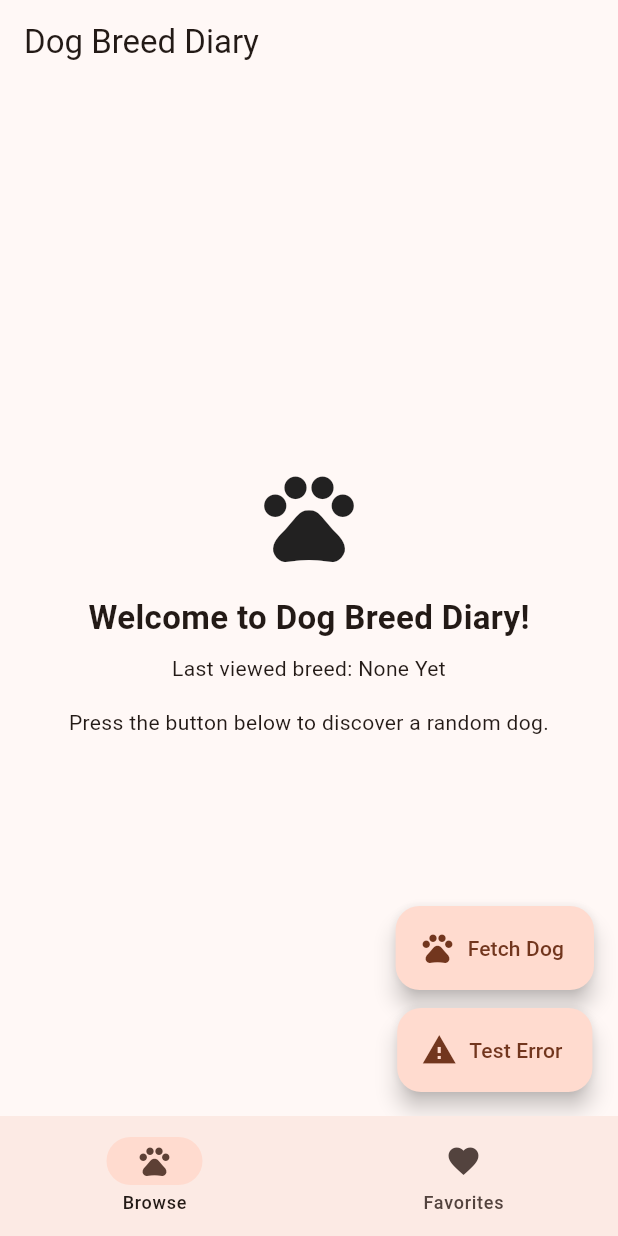
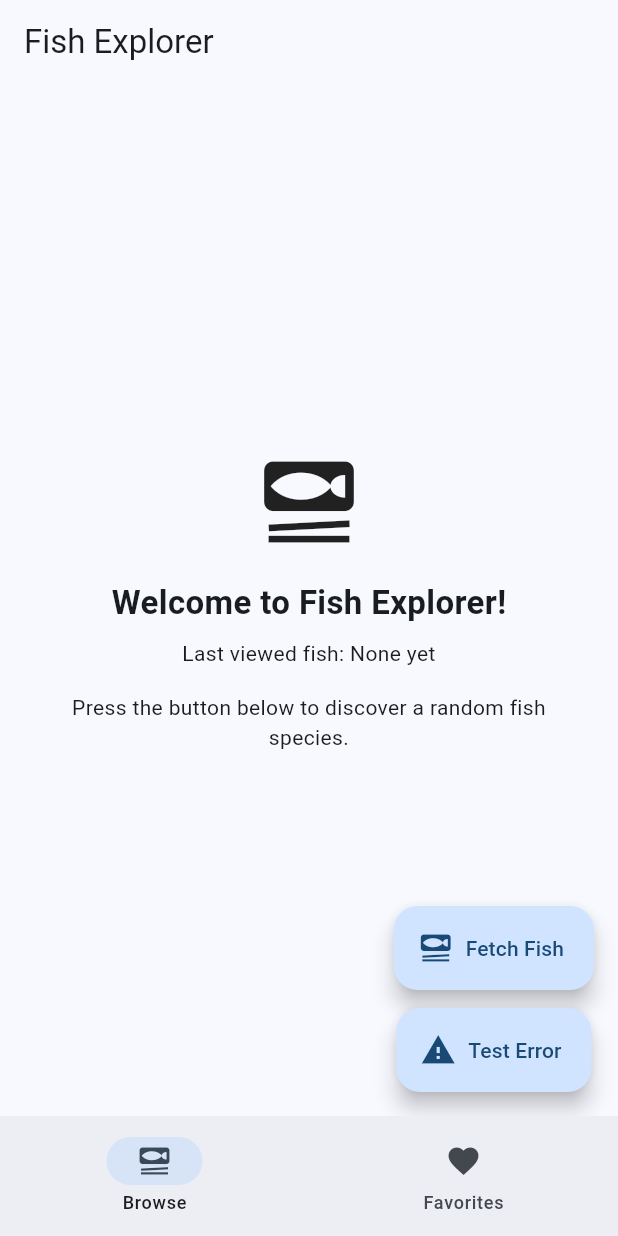
Before and after one commit to Arfrial/solo-3-4150, a Flutter app: the screen it shows after launch, on a phone screen of 412 x 824 dp. Run offline on Flutter 3.47's test engine with Material 3 defaults, Android fonts, the phone set to English and light mode, and no system bars; our stand-ins replace shared_preferences, sqflite, sqflite_common_ffi; accounts and stored records are empty.

Commit message:
changed project theming

```diff
--- a/lib/main.dart
+++ b/lib/main.dart
@@ -12,17 +12,17 @@ void main() {
     databaseFactory = databaseFactoryFfi;
   }
 
-  runApp(const DogBreedDiaryApp());
+  runApp(const FishExplorerApp());
 }
 
-class DogBreedDiaryApp extends StatefulWidget {
-  const DogBreedDiaryApp({super.key});
+class FishExplorerApp extends StatefulWidget {
+  const FishExplorerApp({super.key});
 
   @override
-  State<DogBreedDiaryApp> createState() => _DogBreedDiaryAppState();
+  State<FishExplorerApp> createState() => _FishExplorerAppState();
 }
 
-class _DogBreedDiaryAppState extends State<DogBreedDiaryApp> {
+class _FishExplorerAppState extends State<FishExplorerApp> {
   int currentIndex = 0;
   int favoritesRefreshKey = 0;
 
@@ -35,9 +35,9 @@ class _DogBreedDiaryAppState extends State<DogBreedDiaryApp> {
 
     return MaterialApp(
       debugShowCheckedModeBanner: false,
-      title: 'Dog Breed Diary',
+      title: 'Fish Explorer',
       theme: ThemeData(
-        colorSchemeSeed: Colors.brown,
+        colorSchemeSeed: Colors.blue,
         useMaterial3: true,
       ),
       home: Scaffold(
@@ -55,7 +55,7 @@ class _DogBreedDiaryAppState extends State<DogBreedDiaryApp> {
           },
           destinations: const [
             NavigationDestination(
-              icon: Icon(Icons.pets),
+              icon: Icon(Icons.set_meal),
               label: 'Browse',
             ),
             NavigationDestination(
--- a/lib/models/dog.dart
+++ b/lib/models/fish.dart
@@ -1,12 +1,12 @@
-class Dog {
+class Fish {
   final int? id;
-  final String breed;
+  final String name;
   final String imageUrl;
   final String savedAt;
 
-  Dog({
+  Fish({
     this.id,
-    required this.breed,
+    required this.name,
     required this.imageUrl,
     required this.savedAt,
   });
@@ -14,16 +14,16 @@ class Dog {
   Map<String, dynamic> toMap() {
     return {
       'id': id,
-      'breed': breed,
+      'name': name,
       'imageUrl': imageUrl,
       'savedAt': savedAt,
     };
   }
 
-  factory Dog.fromMap(Map<String, dynamic> map) {
-    return Dog(
+  factory Fish.fromMap(Map<String, dynamic> map) {
+    return Fish(
       id: map['id'],
-      breed: map['breed'],
+      name: map['name'],
       imageUrl: map['imageUrl'],
       savedAt: map['savedAt'],
     );
--- a/lib/screens/favorites_screen.dart
+++ b/lib/screens/favorites_screen.dart
@@ -1,6 +1,6 @@
 import 'package:flutter/material.dart';
 
-import '../models/dog.dart';
+import '../models/fish.dart';
 import '../services/database_service.dart';
 
 class FavoritesScreen extends StatefulWidget {
@@ -11,60 +11,65 @@ class FavoritesScreen extends StatefulWidget {
 }
 
 class _FavoritesScreenState extends State<FavoritesScreen> {
-  List<Dog> savedDogs = [];
+  List<Fish> savedFish = [];
   bool isLoading = true;
 
   @override
   void initState() {
     super.initState();
-    loadSavedDogs();
+    loadSavedFish();
   }
 
-  Future<void> loadSavedDogs() async {
-    final dogs = await DatabaseService.getDogs();
+  Future<void> loadSavedFish() async {
+    try {
+      final fish = await DatabaseService.getFish();
 
-    setState(() {
-      savedDogs = dogs;
-      isLoading = false;
-    });
+      setState(() {
+        savedFish = fish;
+        isLoading = false;
+      });
+    } catch (e) {
+      setState(() {
+        savedFish = [];
+        isLoading = false;
+      });
+
+      if (!mounted) return;
+
+      ScaffoldMessenger.of(context).showSnackBar(
+        SnackBar(
+          content: Text('Database error: $e'),
+        ),
+      );
+    }
   }
 
-  Future<void> deleteDog(Dog dog) async {
-    if (dog.id == null) return;
+  Future<void> deleteFish(Fish fish) async {
+    if (fish.id == null) return;
 
-    await DatabaseService.deleteDog(dog.id!);
-    await loadSavedDogs();
+    await DatabaseService.deleteFish(fish.id!);
+    await loadSavedFish();
 
     if (!mounted) return;
 
     ScaffoldMessenger.of(context).showSnackBar(
       SnackBar(
-        content: Text('${formatBreed(dog.breed)} deleted.'),
+        content: Text('${fish.name} deleted.'),
       ),
     );
   }
 
-  Future<void> clearAllDogs() async {
-    await DatabaseService.clearAllDogs();
-    await loadSavedDogs();
+  Future<void> clearAllFish() async {
+    await DatabaseService.clearAllFish();
+    await loadSavedFish();
 
     if (!mounted) return;
 
     ScaffoldMessenger.of(context).showSnackBar(
       const SnackBar(
-        content: Text('All saved dogs cleared.'),
+        content: Text('All saved fish cleared.'),
       ),
     );
-  }
-
-  String formatBreed(String breed) {
-    return breed
-        .split(' ')
-        .map((word) {
-          if (word.isEmpty) return word;
-          return word[0].toUpperCase() + word.substring(1);
-        })
-        .join(' ');
   }
 
   @override
@@ -75,7 +80,7 @@ class _FavoritesScreenState extends State<FavoritesScreen> {
       content = const Center(
         child: CircularProgressIndicator(),
       );
-    } else if (savedDogs.isEmpty) {
+    } else if (savedFish.isEmpty) {
       content = const Center(
         child: Padding(
           padding: EdgeInsets.all(24),
@@ -85,12 +90,12 @@ class _FavoritesScreenState extends State<FavoritesScreen> {
               Icon(Icons.favorite_border, size: 72),
               SizedBox(height: 16),
               Text(
-                'No saved dogs yet.',
+                'No saved fish yet.',
                 style: TextStyle(fontSize: 22, fontWeight: FontWeight.bold),
               ),
               SizedBox(height: 8),
               Text(
-                'Fetch a dog on the Browse screen and save it here.',
+                'Fetch a fish on the Browse screen and save it here.',
                 textAlign: TextAlign.center,
               ),
             ],
@@ -100,9 +105,9 @@ class _FavoritesScreenState extends State<FavoritesScreen> {
     } else {
       content = ListView.builder(
         padding: const EdgeInsets.all(16),
-        itemCount: savedDogs.length,
+        itemCount: savedFish.length,
         itemBuilder: (context, index) {
-          final dog = savedDogs[index];
+          final fish = savedFish[index];
 
           return Card(
             margin: const EdgeInsets.only(bottom: 16),
@@ -111,20 +116,20 @@ class _FavoritesScreenState extends State<FavoritesScreen> {
               leading: ClipRRect(
                 borderRadius: BorderRadius.circular(8),
                 child: Image.network(
-                  dog.imageUrl,
+                  fish.imageUrl,
                   width: 70,
                   height: 70,
                   fit: BoxFit.contain,
                 ),
               ),
               title: Text(
-                formatBreed(dog.breed),
+                fish.name,
                 style: const TextStyle(fontWeight: FontWeight.bold),
               ),
-              subtitle: Text('Saved: ${dog.savedAt.substring(0, 16)}'),
+              subtitle: Text('Saved: ${fish.savedAt.substring(0, 16)}'),
               trailing: IconButton(
                 icon: const Icon(Icons.delete),
-                onPressed: () => deleteDog(dog),
+                onPressed: () => deleteFish(fish),
               ),
             ),
           );
@@ -134,18 +139,18 @@ class _FavoritesScreenState extends State<FavoritesScreen> {
 
     return Scaffold(
       appBar: AppBar(
-        title: const Text('Saved Dogs'),
+        title: const Text('Saved Fish'),
         actions: [
-          if (savedDogs.isNotEmpty)
+          if (savedFish.isNotEmpty)
             IconButton(
               tooltip: 'Clear All',
               icon: const Icon(Icons.delete_sweep),
-              onPressed: clearAllDogs,
+              onPressed: clearAllFish,
             ),
         ],
       ),
       body: RefreshIndicator(
-        onRefresh: loadSavedDogs,
+        onRefresh: loadSavedFish,
         child: content,
       ),
     );
--- a/lib/screens/home_screen.dart
+++ b/lib/screens/home_screen.dart
@@ -1,7 +1,7 @@
 import 'package:flutter/material.dart';
 import 'package:shared_preferences/shared_preferences.dart';
 
-import '../models/dog.dart';
+import '../models/fish.dart';
 import '../services/api_service.dart';
 import '../services/database_service.dart';
 
@@ -13,44 +13,44 @@ class HomeScreen extends StatefulWidget {
 }
 
 class _HomeScreenState extends State<HomeScreen> {
-  Dog? currentDog;
+  Fish? currentFish;
   bool isLoading = false;
   String? errorMessage;
-  String lastBreed = 'None yet';
+  String lastFish = 'None yet';
 
   @override
   void initState() {
     super.initState();
-    loadLastBreed();
+    loadLastFish();
   }
 
-  Future<void> loadLastBreed() async {
+  Future<void> loadLastFish() async {
     final prefs = await SharedPreferences.getInstance();
 
     setState(() {
-      lastBreed = prefs.getString('lastBreed') ?? 'None yet';
+      lastFish = prefs.getString('lastFish') ?? 'None yet';
     });
   }
 
-  Future<void> fetchDog() async {
+  Future<void> fetchFish() async {
     setState(() {
       isLoading = true;
       errorMessage = null;
     });
 
     try {
-      final dog = await ApiService.fetchRandomDog();
+      final fish = await ApiService.fetchRandomFish();
 
       final prefs = await SharedPreferences.getInstance();
-      await prefs.setString('lastBreed', dog.breed);
+      await prefs.setString('lastFish', fish.name);
 
       setState(() {
-        currentDog = dog;
-        lastBreed = dog.breed;
+        currentFish = fish;
+        lastFish = fish.name;
       });
     } catch (e) {
       setState(() {
-        errorMessage = 'Could not load a dog. Check your internet and try again.';
+        errorMessage = 'Could not load a fish. Check your internet and try again.';
       });
     } finally {
       setState(() {
@@ -61,34 +61,24 @@ class _HomeScreenState extends State<HomeScreen> {
 
   Future<void> simulateError() async {
     setState(() {
-      currentDog = null;
-      errorMessage = 'Simulated error: the dog API failed to load.';
+      currentFish = null;
+      errorMessage = 'Simulated error: the fish API failed to load.';
       isLoading = false;
     });
   }
 
-  Future<void> saveDog() async {
-    if (currentDog == null) return;
+  Future<void> saveFish() async {
+    if (currentFish == null) return;
 
-    await DatabaseService.insertDog(currentDog!);
+    await DatabaseService.insertFish(currentFish!);
 
     if (!mounted) return;
 
     ScaffoldMessenger.of(context).showSnackBar(
       SnackBar(
-        content: Text('${currentDog!.breed} saved to favorites!'),
+        content: Text('${currentFish!.name} saved to favorites!'),
       ),
     );
-  }
-
-  String formatBreed(String breed) {
-    return breed
-        .split(' ')
-        .map((word) {
-          if (word.isEmpty) return word;
-          return word[0].toUpperCase() + word.substring(1);
-        })
-        .join(' ');
   }
 
   @override
@@ -101,7 +91,7 @@ class _HomeScreenState extends State<HomeScreen> {
         children: [
           CircularProgressIndicator(),
           SizedBox(height: 16),
-          Text('Fetching a random dog...'),
+          Text('Fetching a random fish...'),
         ],
       );
     } else if (errorMessage != null) {
@@ -117,47 +107,49 @@ class _HomeScreenState extends State<HomeScreen> {
           ),
           const SizedBox(height: 16),
           ElevatedButton.icon(
-            onPressed: fetchDog,
+            onPressed: fetchFish,
             icon: const Icon(Icons.refresh),
             label: const Text('Retry'),
           ),
         ],
       );
-    } else if (currentDog == null) {
+    } else if (currentFish == null) {
       content = Column(
         mainAxisAlignment: MainAxisAlignment.center,
         children: [
-          const Icon(Icons.pets, size: 72),
+          const Icon(Icons.set_meal, size: 72),
           const SizedBox(height: 16),
           const Text(
-            'Welcome to Dog Breed Diary!',
+            'Welcome to Fish Explorer!',
             style: TextStyle(fontSize: 22, fontWeight: FontWeight.bold),
           ),
           const SizedBox(height: 8),
           Text(
-            'Last viewed breed: ${formatBreed(lastBreed)}',
+            'Last viewed fish: $lastFish',
             textAlign: TextAlign.center,
           ),
           const SizedBox(height: 16),
           const Text(
-            'Press the button below to discover a random dog.',
+            'Press the button below to discover a random fish species.',
             textAlign: TextAlign.center,
           ),
         ],
       );
     } else {
-      content = Column(
+      content = SingleChildScrollView(
+        child: Column(
           mainAxisAlignment: MainAxisAlignment.center,
           children: [
             Text(
-            formatBreed(currentDog!.breed),
+              currentFish!.name,
+              textAlign: TextAlign.center,
               style: const TextStyle(fontSize: 26, fontWeight: FontWeight.bold),
             ),
             const SizedBox(height: 16),
             ClipRRect(
               borderRadius: BorderRadius.circular(16),
               child: Image.network(
-              currentDog!.imageUrl,
+                currentFish!.imageUrl,
                 height: 400,
                 width: double.infinity,
                 fit: BoxFit.contain,
@@ -165,17 +157,18 @@ class _HomeScreenState extends State<HomeScreen> {
             ),
             const SizedBox(height: 16),
             ElevatedButton.icon(
-            onPressed: saveDog,
+              onPressed: saveFish,
               icon: const Icon(Icons.favorite),
               label: const Text('Save Favorite'),
             ),
           ],
+        ),
       );
     }
 
     return Scaffold(
       appBar: AppBar(
-        title: const Text('Dog Breed Diary'),
+        title: const Text('Fish Explorer'),
       ),
       body: Padding(
         padding: const EdgeInsets.all(20),
@@ -185,14 +178,14 @@ class _HomeScreenState extends State<HomeScreen> {
         mainAxisAlignment: MainAxisAlignment.end,
         children: [
           FloatingActionButton.extended(
-            heroTag: 'fetchDog',
-            onPressed: fetchDog,
-            icon: const Icon(Icons.pets),
-            label: const Text('Fetch Dog'),
+            heroTag: 'fetchFish',
+            onPressed: fetchFish,
+            icon: const Icon(Icons.set_meal),
+            label: const Text('Fetch Fish'),
           ),
           const SizedBox(height: 12),
           FloatingActionButton.extended(
-            heroTag: 'errorDog',
+            heroTag: 'errorFish',
             onPressed: simulateError,
             icon: const Icon(Icons.warning),
             label: const Text('Test Error'),
--- a/lib/services/api_service.dart
+++ b/lib/services/api_service.dart
@@ -1,39 +1,50 @@
 import 'dart:convert';
+import 'dart:math';
+
 import 'package:http/http.dart' as http;
-import '../models/dog.dart';
+
+import '../models/fish.dart';
 
 class ApiService {
-  static Future<Dog> fetchRandomDog() async {
+  static Future<Fish> fetchRandomFish() async {
     final response = await http.get(
-      Uri.parse('https://dog.ceo/api/breeds/image/random'),
+      Uri.parse('https://www.fishwatch.gov/api/species'),
     );
 
     if (response.statusCode != 200) {
-      throw Exception('Failed to load dog');
+      throw Exception('Failed to load fish');
     }
 
-    final data = jsonDecode(response.body);
+    final List<dynamic> data = jsonDecode(response.body);
 
-    final imageUrl = data['message'];
+    if (data.isEmpty) {
+      throw Exception('No fish found');
+    }
 
-    final breed = _extractBreed(imageUrl);
+    final randomFish = data[Random().nextInt(data.length)];
 
-    return Dog(
-      breed: breed,
+    final name = randomFish['Species Name'] ?? 'Unknown Fish';
+
+    String imageUrl = '';
+
+    if (randomFish['Species Illustration Photo'] != null &&
+        randomFish['Species Illustration Photo']['src'] != null) {
+      imageUrl = randomFish['Species Illustration Photo']['src'];
+    } else if (randomFish['Image Gallery'] != null &&
+        randomFish['Image Gallery'] is List &&
+        randomFish['Image Gallery'].isNotEmpty &&
+        randomFish['Image Gallery'][0]['src'] != null) {
+      imageUrl = randomFish['Image Gallery'][0]['src'];
+    }
+
+    if (imageUrl.isEmpty) {
+      imageUrl = 'https://upload.wikimedia.org/wikipedia/commons/thumb/1/13/No_image_available.svg/640px-No_image_available.svg.png';
+    }
+
+    return Fish(
+      name: name,
       imageUrl: imageUrl,
       savedAt: DateTime.now().toString(),
     );
   }
-
-  static String _extractBreed(String imageUrl) {
-    final parts = imageUrl.split('/');
-
-    final breedIndex = parts.indexOf('breeds');
-
-    if (breedIndex != -1 && breedIndex + 1 < parts.length) {
-      return parts[breedIndex + 1].replaceAll('-', ' ');
-    }
-
-    return 'Unknown Breed';
-  }
 }
--- a/lib/services/database_Service.dart
+++ b/lib/services/database_Service.dart
@@ -1,6 +1,7 @@
 import 'package:path/path.dart';
 import 'package:sqflite/sqflite.dart';
-import '../models/dog.dart';
+
+import '../models/fish.dart';
 
 class DatabaseService {
   static Database? _database;
@@ -18,16 +19,16 @@ class DatabaseService {
   static Future<Database> _initDatabase() async {
     final dbPath = await getDatabasesPath();
 
-    final path = join(dbPath, 'dogs.db');
+    final path = join(dbPath, 'fish.db');
 
     return await openDatabase(
       path,
       version: 1,
       onCreate: (db, version) async {
         await db.execute('''
-          CREATE TABLE dogs(
+          CREATE TABLE fish(
             id INTEGER PRIMARY KEY AUTOINCREMENT,
-            breed TEXT,
+            name TEXT,
             imageUrl TEXT,
             savedAt TEXT
           )
@@ -36,41 +37,41 @@ class DatabaseService {
     );
   }
 
-  static Future<void> insertDog(Dog dog) async {
+  static Future<void> insertFish(Fish fish) async {
     final db = await database;
 
     await db.insert(
-      'dogs',
-      dog.toMap(),
+      'fish',
+      fish.toMap(),
       conflictAlgorithm: ConflictAlgorithm.replace,
     );
   }
 
-  static Future<List<Dog>> getDogs() async {
+  static Future<List<Fish>> getFish() async {
     final db = await database;
 
     final List<Map<String, dynamic>> maps =
-        await db.query('dogs', orderBy: 'id DESC');
+        await db.query('fish', orderBy: 'id DESC');
 
     return List.generate(
       maps.length,
-      (i) => Dog.fromMap(maps[i]),
+      (i) => Fish.fromMap(maps[i]),
     );
   }
 
-  static Future<void> deleteDog(int id) async {
+  static Future<void> deleteFish(int id) async {
     final db = await database;
 
     await db.delete(
-      'dogs',
+      'fish',
       where: 'id = ?',
       whereArgs: [id],
     );
   }
 
-  static Future<void> clearAllDogs() async {
+  static Future<void> clearAllFish() async {
     final db = await database;
 
-    await db.delete('dogs');
+    await db.delete('fish');
   }
 }
```
Lines whose indentation alone changed are shown as unchanged.
